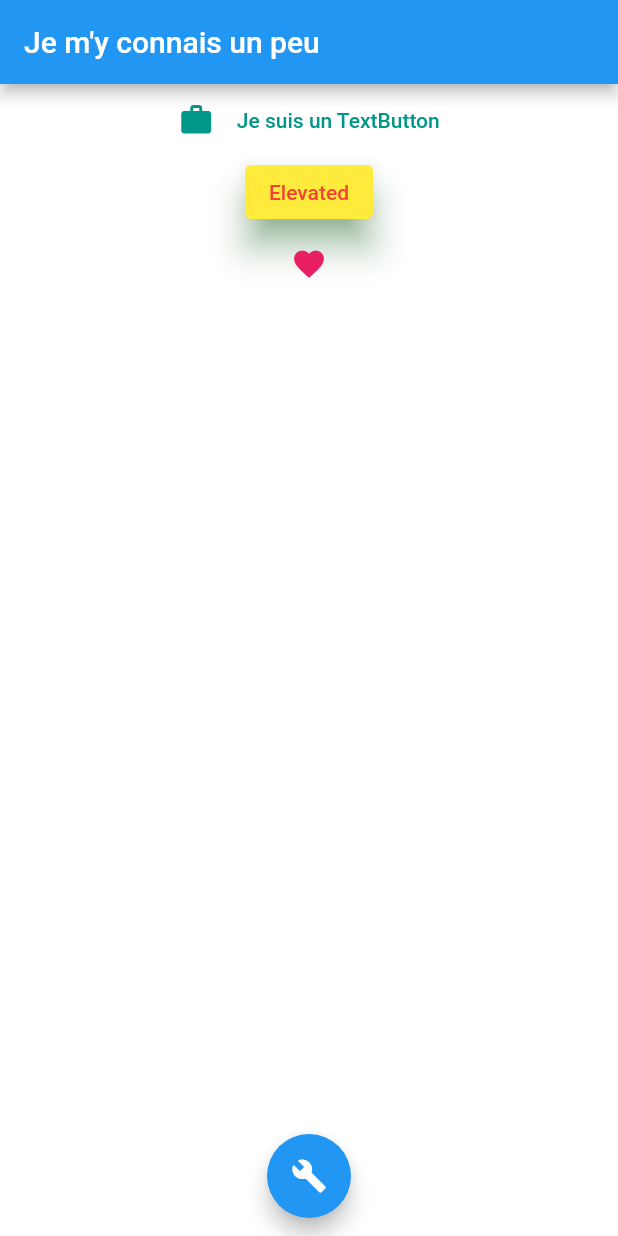
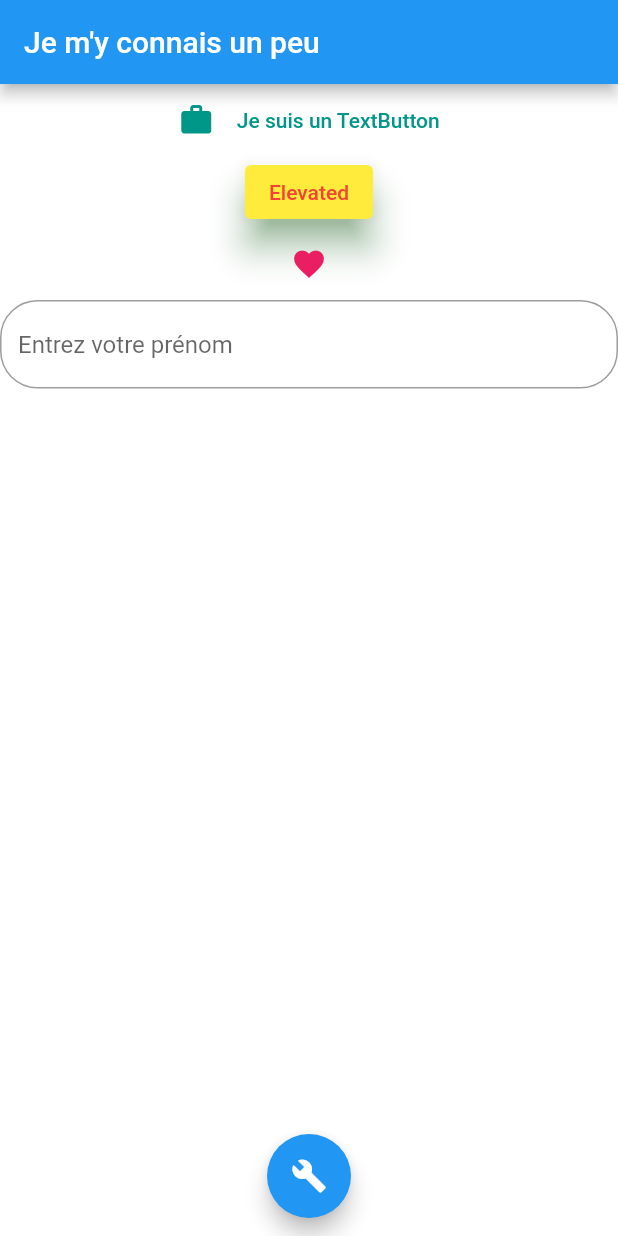
Before and after one commit to Anthonyrgn/interactifs_widget, a Flutter app: the screen it shows after launch, on a phone screen of 412 x 824 dp. Run offline on Flutter 3.47's test engine with Material 2 defaults, Android fonts, the phone set to English and light mode, and no system bars.

Commit message:
Text Field

```diff
--- a/lib/interactif_page.dart
+++ b/lib/interactif_page.dart
@@ -14,7 +14,7 @@ class InteractifPageState extends State<InteractifPage>{
   Color textColor = Colors.black;
   bool textButtonPressed = true;
   IconData icon = Icons.favorite;
-
+  String prenom = "";
 
   @override
   void initState() {
@@ -72,7 +72,23 @@ class InteractifPageState extends State<InteractifPage>{
              icon: Icon(icon),
                color: Colors.pink,
                 splashColor: Colors.pinkAccent,
-           )
+           ),
+            TextField(
+              obscureText: false,
+              decoration: InputDecoration(
+                hintText: "Entrez votre prénom",
+                border: OutlineInputBorder(
+                  borderRadius: BorderRadius.circular(25),
+                ),
+              ),
+              keyboardType: TextInputType.emailAddress,
+              onSubmitted: (newString) {
+                setState(() {
+                  prenom = newString;
+                });
+              },
+            ),
+            Text(prenom)
           ],
         ),),
         floatingActionButton: FloatingActionButton(
```
